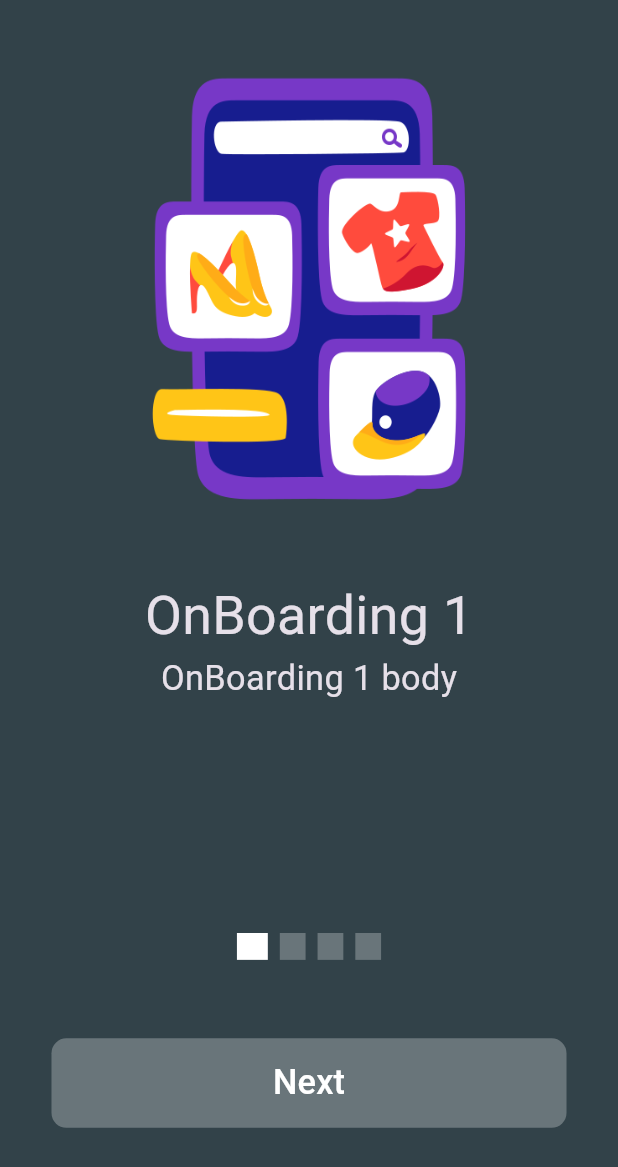
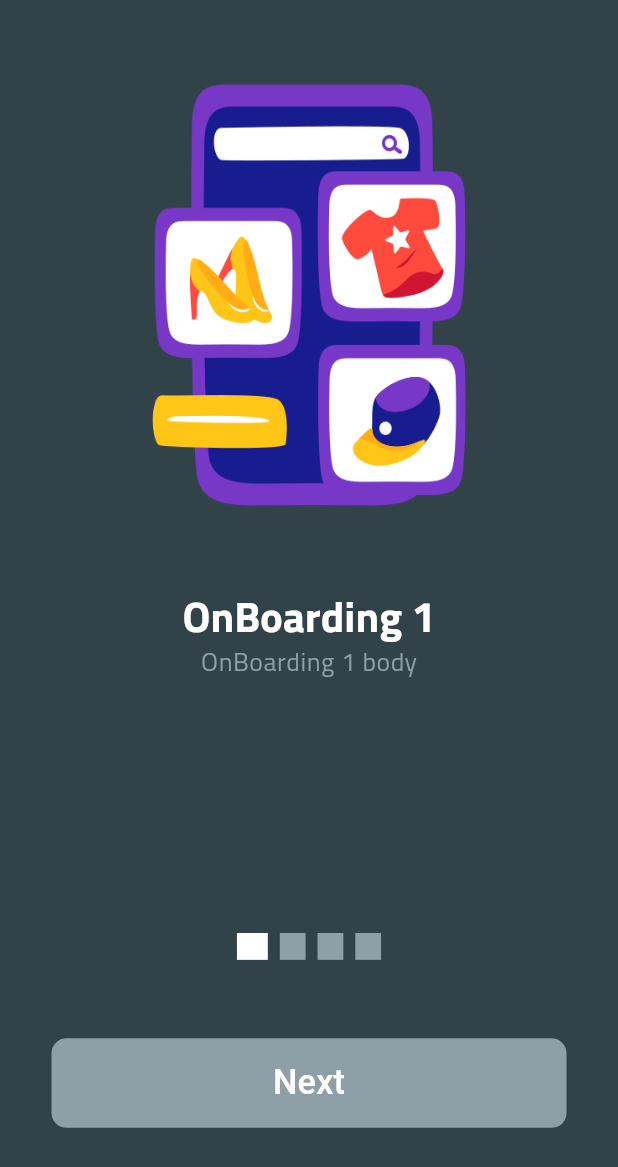
Before and after one commit to SalemBalfagih/Ecommerce, a Flutter app: the screen it shows after launch, on a phone screen of 412 x 824 dp. Shown: the top 1167 px of the screen. Run offline on Flutter 3.47's test engine with Material 3 defaults, Android fonts, the light colour scheme and no system bars; our stand-ins replace flutter_screenutil, get.

Commit message:
add custom texttheme

```diff
--- a/lib/core/constants/const_colors.dart
+++ b/lib/core/constants/const_colors.dart
@@ -2,7 +2,7 @@ import 'package:flutter/material.dart';
 
 class ConstColors {
   static const Color mainColor = Color.fromARGB(255, 50, 66, 73);
-  static const Color grey = Color.fromARGB(255, 105, 117, 122);
+  static const Color grey = Color.fromARGB(255, 143, 159, 167);
   static const Color green = Color.fromARGB(255, 42, 157, 143);
   static const Color orangedark = Color.fromARGB(255, 231, 111, 81);
   static const Color orangle = Color.fromARGB(255, 244, 162, 97);
--- a/lib/main.dart
+++ b/lib/main.dart
@@ -20,6 +20,15 @@ class EcommerceApp extends StatelessWidget {
       builder: (context, child) => GetMaterialApp(
         debugShowCheckedModeBanner: false,
         theme: ThemeData.dark().copyWith(
+          textTheme: TextTheme(
+              bodySmall: TextStyle(
+                  fontSize: 15.sp,
+                  fontFamily: "Cairo",
+                  color: ConstColors.grey),
+              headlineLarge: TextStyle(
+                  fontSize: 25.sp,
+                  fontFamily: "Cairo",
+                  fontWeight: FontWeight.bold)),
           scaffoldBackgroundColor: ConstColors.mainColor,
         ),
         home: const OnBoardingView(),
--- a/lib/views/screens/on_boarding_view.dart
+++ b/lib/views/screens/on_boarding_view.dart
@@ -21,7 +21,7 @@ class OnBoardingView extends GetView<OnboardingController> {
       body: SafeArea(
         child: Column(
           children: [
-            Expanded(flex: 3, child: CustomPageView()),
+            const Expanded(flex: 3, child: CustomPageView()),
             Expanded(
                 child: Column(
               children: [
--- a/lib/views/widgets/custom_page_view.dart
+++ b/lib/views/widgets/custom_page_view.dart
@@ -34,15 +34,11 @@ class CustomPageView extends GetView<OnboardingController> {
             ),
             Text(
               onBoardindList[index].title,
-              style: TextStyle(
-                fontSize: 30.h,
-              ),
+              style: Theme.of(context).textTheme.headlineLarge,
             ),
             Text(
               onBoardindList[index].body,
-              style: TextStyle(
-                fontSize: 20.sp,
-              ),
+              style: Theme.of(context).textTheme.bodySmall,
             ),
             const Spacer(
               flex: 4,
```
